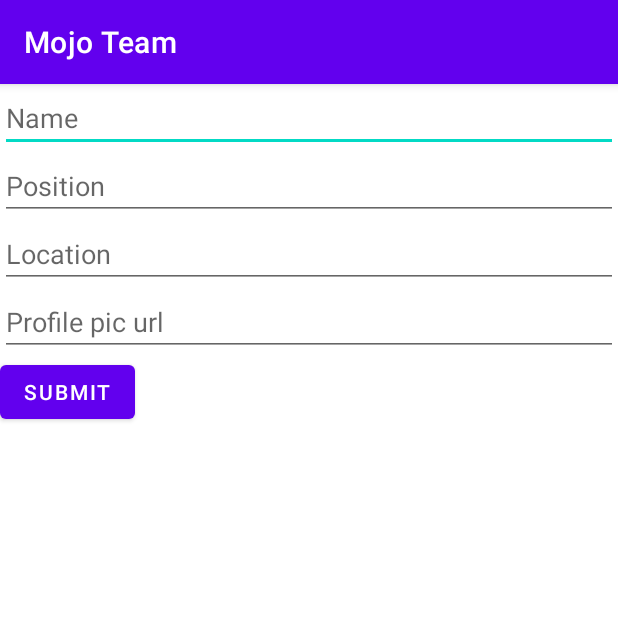
After one commit to ericdecanini/MojoTeam, an Android app: the NewMemberActivity screen opened directly, with no data from a screen before it, on a phone screen of 412 x 824 dp, the top half of it. The commit adds this screen. Run offline under Robolectric (Android 15) with nearby library versions, the phone set to English and light mode, and no system bars; our stand-ins replace Room's generated code.

Commit message:
US3 - add team member

```diff
--- a/app/src/main/java/com/ericthecoder/mojoteam/ui/main/MainViewModel.kt
+++ b/app/src/main/java/com/ericthecoder/mojoteam/ui/main/MainViewModel.kt
@@ -25,4 +25,9 @@ class MainViewModel(context: Context) : ViewModel() {
         val teamMembers = teamRepository.getTeamMembers()
         teamMembersEmitter.value = teamMembers
     }
+
+    fun getTeamMembersOffline() = viewModelScope.launch {
+        val teamMembers = teamRepository.getTeamMembersOffline()
+        teamMembersEmitter.value = teamMembers
+    }
 }
--- /dev/null
+++ b/app/src/main/java/com/ericthecoder/mojoteam/ui/newmember/NewMemberActivity.kt
@@ -0,0 +1,37 @@
+package com.ericthecoder.mojoteam.ui.newmember
+
+import android.content.Intent
+import androidx.appcompat.app.AppCompatActivity
+import android.os.Bundle
+import com.ericthecoder.mojoteam.R
+import com.ericthecoder.mojoteam.data.network.TeamRepository
+import com.ericthecoder.mojoteam.entities.TeamMember
+import com.ericthecoder.mojoteam.ui.main.MainActivity
+import kotlinx.android.synthetic.main.activity_new_member.*
+
+class NewMemberActivity : AppCompatActivity() {
+
+    private val viewModel = NewMemberViewModel(this)
+
+    override fun onCreate(savedInstanceState: Bundle?) {
+        super.onCreate(savedInstanceState)
+        setContentView(R.layout.activity_new_member)
+
+        submit_button.setOnClickListener { submit() }
+    }
+
+    private fun submit() {
+        val teamMember = TeamMember(
+            name.text.toString(),
+            position.text.toString(),
+            location.text.toString(),
+            profile_pic.text.toString()
+        )
+
+        viewModel.insertTeamMember(teamMember)
+
+        val intent = Intent(this, MainActivity::class.java)
+        startActivity(intent)
+        finish()
+    }
+}
--- /dev/null
+++ b/app/src/main/java/com/ericthecoder/mojoteam/ui/newmember/NewMemberViewModel.kt
@@ -0,0 +1,17 @@
+package com.ericthecoder.mojoteam.ui.newmember
+
+import android.content.Context
+import androidx.lifecycle.ViewModel
+import androidx.lifecycle.viewModelScope
+import com.ericthecoder.mojoteam.data.network.TeamRepository
+import com.ericthecoder.mojoteam.entities.TeamMember
+import kotlinx.coroutines.launch
+
+class NewMemberViewModel(context: Context) : ViewModel() {
+
+    private val teamRepository = TeamRepository(context)
+
+    fun insertTeamMember(teamMember: TeamMember) = viewModelScope.launch {
+        teamRepository.insertTeamMember(teamMember)
+    }
+}
--- /dev/null
+++ b/app/src/main/res/drawable/ic_baseline_add_24.xml
@@ -0,0 +1,5 @@
+<vector android:height="24dp" android:tint="#FFFFFF"
+    android:viewportHeight="24" android:viewportWidth="24"
+    android:width="24dp" xmlns:android="http://schemas.android.com/apk/res/android">
+    <path android:fillColor="@android:color/white" android:pathData="M19,13h-6v6h-2v-6H5v-2h6V5h2v6h6v2z"/>
+</vector>
--- /dev/null
+++ b/app/src/main/res/layout/activity_new_member.xml
@@ -0,0 +1,45 @@
+<?xml version="1.0" encoding="utf-8"?>
+<LinearLayout xmlns:android="http://schemas.android.com/apk/res/android"
+    xmlns:app="http://schemas.android.com/apk/res-auto"
+    xmlns:tools="http://schemas.android.com/tools"
+    android:layout_width="match_parent"
+    android:layout_height="match_parent"
+    android:orientation="vertical"
+    tools:context=".ui.newmember.NewMemberActivity"
+    >
+
+    <EditText
+        android:id="@+id/name"
+        android:layout_width="match_parent"
+        android:layout_height="wrap_content"
+        android:hint="Name"
+        android:inputType="text"/>
+
+    <EditText
+        android:id="@+id/position"
+        android:layout_width="match_parent"
+        android:layout_height="wrap_content"
+        android:hint="Position"
+        android:inputType="text"/>
+
+    <EditText
+        android:id="@+id/location"
+        android:layout_width="match_parent"
+        android:layout_height="wrap_content"
+        android:hint="Location"
+        android:inputType="text"/>
+
+    <EditText
+        android:id="@+id/profile_pic"
+        android:layout_width="match_parent"
+        android:layout_height="wrap_content"
+        android:hint="Profile pic url"
+        android:inputType="text"/>
+
+    <Button
+        android:id="@+id/submit_button"
+        android:layout_width="wrap_content"
+        android:layout_height="wrap_content"
+        android:text="Submit" />
+
+</LinearLayout>
```
Also changed, not shown: app/src/main/AndroidManifest.xml (+6 -3 lines), app/src/main/java/com/ericthecoder/mojoteam/data/network/TeamRepository.kt (+15 -0 lines), app/src/main/java/com/ericthecoder/mojoteam/ui/main/MainActivity.kt (+10 -0 lines), app/src/main/res/layout/activity_main.xml (+9 -0 lines).
